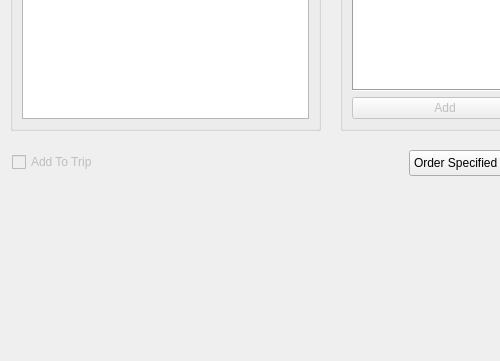
DonovanFoley/CS1DProject2, file mainwindow.ui: the form before one commit; both pictures show x 0 to 500 and y 420 to 781 of the 753 by 781 pixel window.
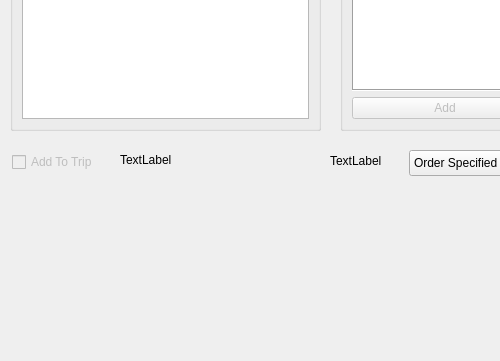
The form after the commit.

Commit message: Display the number of teams with an open roof type

```diff
--- a/mainwindow.ui
+++ b/mainwindow.ui
@@ -467,6 +467,38 @@
      </property>
     </item>
    </widget>
+   <widget class="QLabel" name="label_1">
+    <property name="enabled">
+     <bool>true</bool>
+    </property>
+    <property name="geometry">
+     <rect>
+      <x>120</x>
+      <y>570</y>
+      <width>211</width>
+      <height>20</height>
+     </rect>
+    </property>
+    <property name="text">
+     <string>TextLabel</string>
+    </property>
+   </widget>
+   <widget class="QLabel" name="label_2">
+    <property name="enabled">
+     <bool>true</bool>
+    </property>
+    <property name="geometry">
+     <rect>
+      <x>330</x>
+      <y>570</y>
+      <width>71</width>
+      <height>21</height>
+     </rect>
+    </property>
+    <property name="text">
+     <string>TextLabel</string>
+    </property>
+   </widget>
   </widget>
   <widget class="QMenuBar" name="menubar">
    <property name="geometry">
```
Left out of the diff: 2 changed lines with no effect on the pictures. The commit also changes 2 other files.
